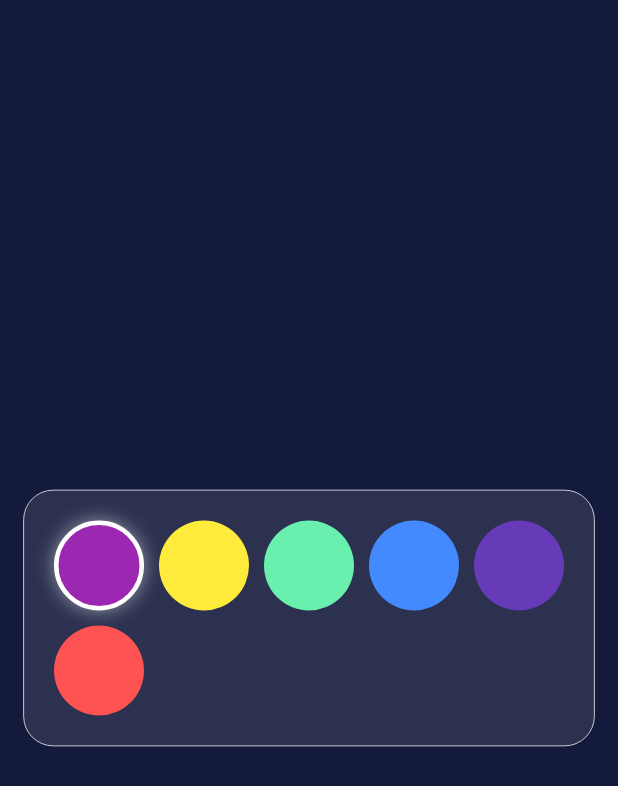
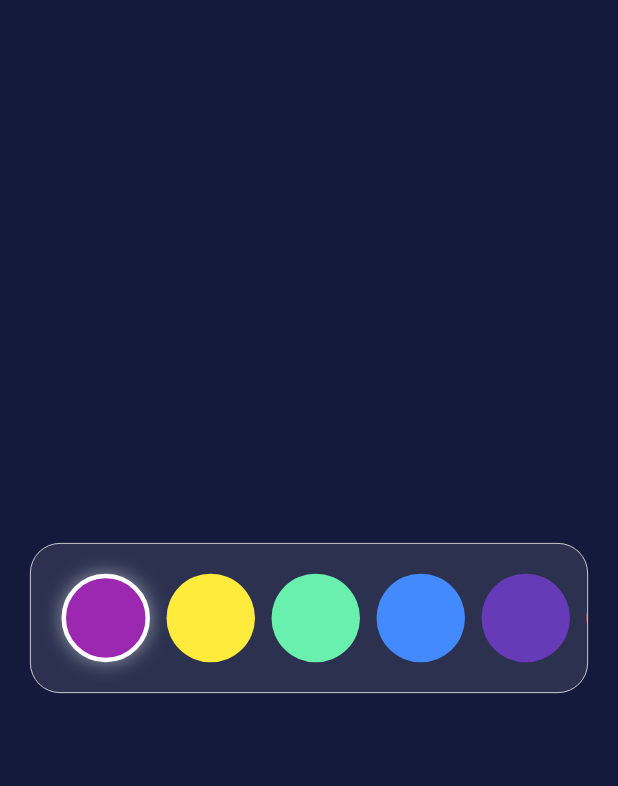
Before and after one commit to Roaa94/flutter_animations_workshop, a Flutter app: the screen it shows after launch, on a phone screen of 412 x 824 dp. Shown: the top 786 px of the screen. Run offline on Flutter 3.47's test engine with Material 2 defaults, Android fonts, the phone set to English and light mode, and no system bars.

Commit message:
feat: adds picker 7 - scroll view

```diff
--- a/lib/colors.dart
+++ b/lib/colors.dart
@@ -8,3 +8,18 @@ List<Color> colors = [
   Colors.deepPurple,
   Colors.redAccent,
 ];
+
+List<Color> colors2 = [
+  Colors.purple,
+  Colors.yellow,
+  Colors.greenAccent,
+  Colors.blueAccent,
+  Colors.deepPurple,
+  Colors.redAccent,
+  Colors.blueAccent.shade100,
+  Colors.orangeAccent,
+  Colors.pink,
+  Colors.deepOrange,
+  Colors.yellowAccent.shade100,
+  Colors.pinkAccent,
+];
--- a/lib/pages/home_page.dart
+++ b/lib/pages/home_page.dart
@@ -1,5 +1,5 @@
 import 'package:flutter/material.dart';
-import 'package:flutter_animations_workshop/pickers/6/color_picker.dart';
+import 'package:flutter_animations_workshop/pickers/7/color_picker.dart';
 
 class HomePage extends StatelessWidget {
   const HomePage({super.key});
--- /dev/null
+++ b/lib/pickers/7/color_item.dart
@@ -0,0 +1,48 @@
+import 'package:flutter/material.dart';
+
+class ColorItem extends StatelessWidget {
+  const ColorItem({
+    super.key,
+    this.size = 50,
+    required this.color,
+    this.isSelected = false,
+    this.onTap,
+  });
+
+  final double size;
+  final Color color;
+  final bool isSelected;
+  final VoidCallback? onTap;
+
+  @override
+  Widget build(BuildContext context) {
+    return Padding(
+      padding: const EdgeInsets.only(right: 10),
+      child: GestureDetector(
+        onTap: onTap,
+        child: AnimatedContainer(
+          duration: const Duration(milliseconds: 300),
+          curve: Curves.easeInOut,
+          width: size,
+          height: size,
+          decoration: BoxDecoration(
+            color: color,
+            shape: BoxShape.circle,
+            border: Border.all(
+              color: isSelected ? Colors.white : Colors.transparent,
+              width: isSelected ? 3 : 0,
+            ),
+            boxShadow: [
+              BoxShadow(
+                blurRadius: 10,
+                color: isSelected
+                    ? Colors.white.withOpacity(0.5)
+                    : Colors.transparent,
+              ),
+            ],
+          ),
+        ),
+      ),
+    );
+  }
+}
--- /dev/null
+++ b/lib/pickers/7/color_picker.dart
@@ -0,0 +1,91 @@
+import 'package:flutter/material.dart';
+import 'package:flutter_animations_workshop/colors.dart';
+import 'package:flutter_animations_workshop/pickers/7/color_item.dart';
+
+class ColorPicker extends StatefulWidget {
+  const ColorPicker({super.key});
+
+  @override
+  State<ColorPicker> createState() => _ColorPickerState();
+}
+
+class _ColorPickerState extends State<ColorPicker> {
+  int _selectedColorIndex = 0;
+
+  @override
+  Widget build(BuildContext context) {
+    return Container(
+      width: double.infinity,
+      height: 60 + 20 * 2,
+      margin: const EdgeInsets.symmetric(horizontal: 20),
+      decoration: BoxDecoration(
+        color: Colors.white.withOpacity(0.1),
+        borderRadius: BorderRadius.circular(20),
+        border: Border.all(color: Colors.white, width: 0.5),
+      ),
+      child: ListView.builder(
+        padding: const EdgeInsets.all(20),
+        scrollDirection: Axis.horizontal,
+        itemCount: colors2.length,
+        cacheExtent: 0,
+        itemBuilder: (context, index) => AnimatedScrollViewItem(
+          child: ColorItem(
+            onTap: () {
+              setState(() {
+                _selectedColorIndex = index;
+              });
+            },
+            isSelected: _selectedColorIndex == index,
+            color: colors2[index],
+            size: 60,
+          ),
+        ),
+      ),
+    );
+  }
+}
+
+class AnimatedScrollViewItem extends StatefulWidget {
+  const AnimatedScrollViewItem({
+    super.key,
+    required this.child,
+  });
+
+  final Widget child;
+
+  @override
+  State<AnimatedScrollViewItem> createState() => _AnimatedScrollViewItemState();
+}
+
+class _AnimatedScrollViewItemState extends State<AnimatedScrollViewItem>
+    with SingleTickerProviderStateMixin {
+  late AnimationController _animationController;
+  late Animation<double> _scaleAnimation;
+
+  @override
+  void initState() {
+    super.initState();
+    _animationController = AnimationController(
+      vsync: this,
+      duration: const Duration(milliseconds: 500),
+    )..forward();
+
+    _scaleAnimation = Tween<double>(begin: 0, end: 1).animate(
+      CurvedAnimation(parent: _animationController, curve: Curves.easeOut),
+    );
+  }
+
+  @override
+  void dispose() {
+    _animationController.dispose();
+    super.dispose();
+  }
+
+  @override
+  Widget build(BuildContext context) {
+    return ScaleTransition(
+      scale: _scaleAnimation,
+      child: widget.child,
+    );
+  }
+}
```
